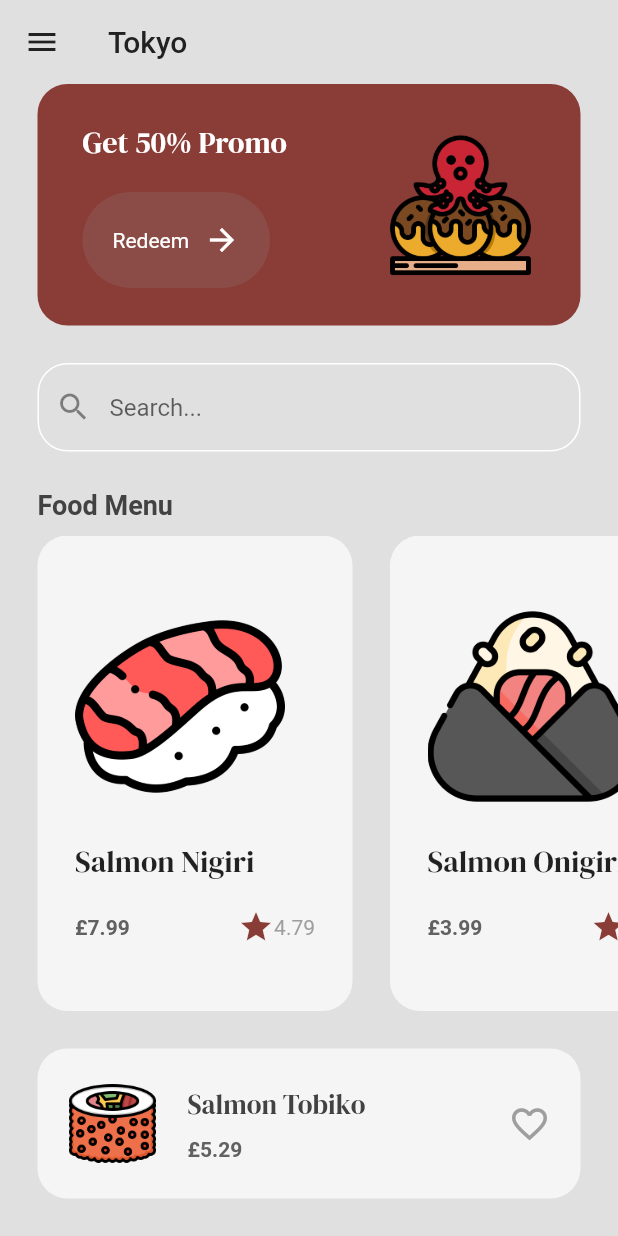
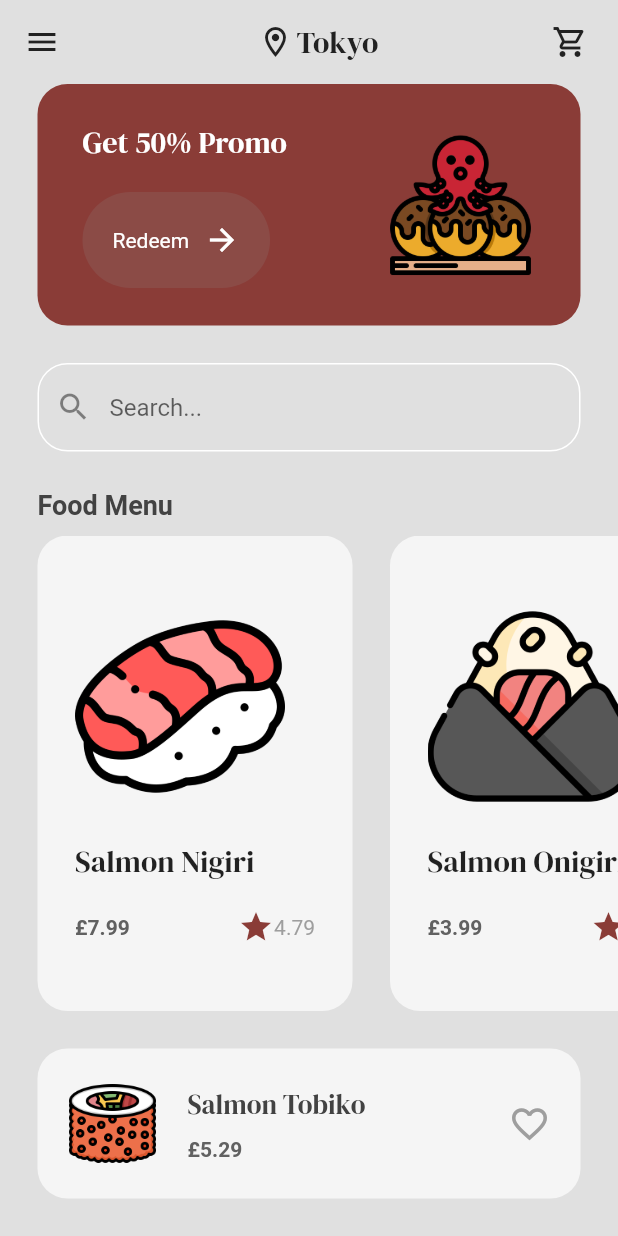
Before and after one commit to Sommos/flutter_sushi_restaurant, a Flutter app: the MenuPage screen opened by its route, on a phone screen of 412 x 824 dp. Run offline on Flutter 3.47's test engine with Material 2 defaults, Android fonts, the phone set to English and light mode, and no system bars; our stand-ins replace google_fonts.

Commit message:
added location icon & shopping cart icon to appbar, and search icon to search bar

```diff
--- a/lib/pages/menu_page.dart
+++ b/lib/pages/menu_page.dart
@@ -73,10 +73,30 @@ class _MenuPageState extends State<MenuPage> {
           Icons.menu,
           color: Colors.grey[900],
         ),
-        title: Text(
-          'Tokyo',
-          style: TextStyle(color: Colors.grey[900]),
+        title: Row(
+          mainAxisAlignment: MainAxisAlignment.center,
+          children: [
+            Icon(
+              Icons.location_on_outlined,
+              color: Colors.grey[900],
+            ),
+            const SizedBox(width: 2.0),
+            Text(
+              'Tokyo',
+              style: GoogleFonts.dmSerifDisplay(
+                fontSize: 20.0,
+                color: Colors.grey[900],
+              ),
+            ),
+          ],
         ),
+        actions: [
+          Icon(
+            Icons.shopping_cart_outlined,
+            color: Colors.grey[900],
+          ),
+          const SizedBox(width: 20.0),
+        ],
       ),
       body: Column(
         crossAxisAlignment: CrossAxisAlignment.start,
```
Also changed, not shown: image_1.png, image_2.png.
